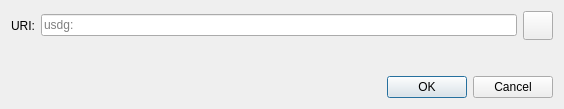
Above: src/qt/forms/openuridialog.ui from FastPaymentsInc/DigitalGold before the change. Below: the same form after it.
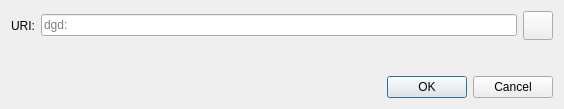
That is the form after the change. Icons and pictures are not drawn. Custom widgets are drawn as their Qt base class.

What changed in the file:
```diff
--- a/src/qt/forms/openuridialog.ui
+++ b/src/qt/forms/openuridialog.ui
@@ -26,7 +26,7 @@
      <item>
       <widget class="QValidatedLineEdit" name="uriEdit">
        <property name="placeholderText">
-        <string>usdg:</string>
+        <string notr="true">dgd:</string>
        </property>
       </widget>
      </item>
```
Left out of the diff: 2 changed lines with no effect on the pictures.
